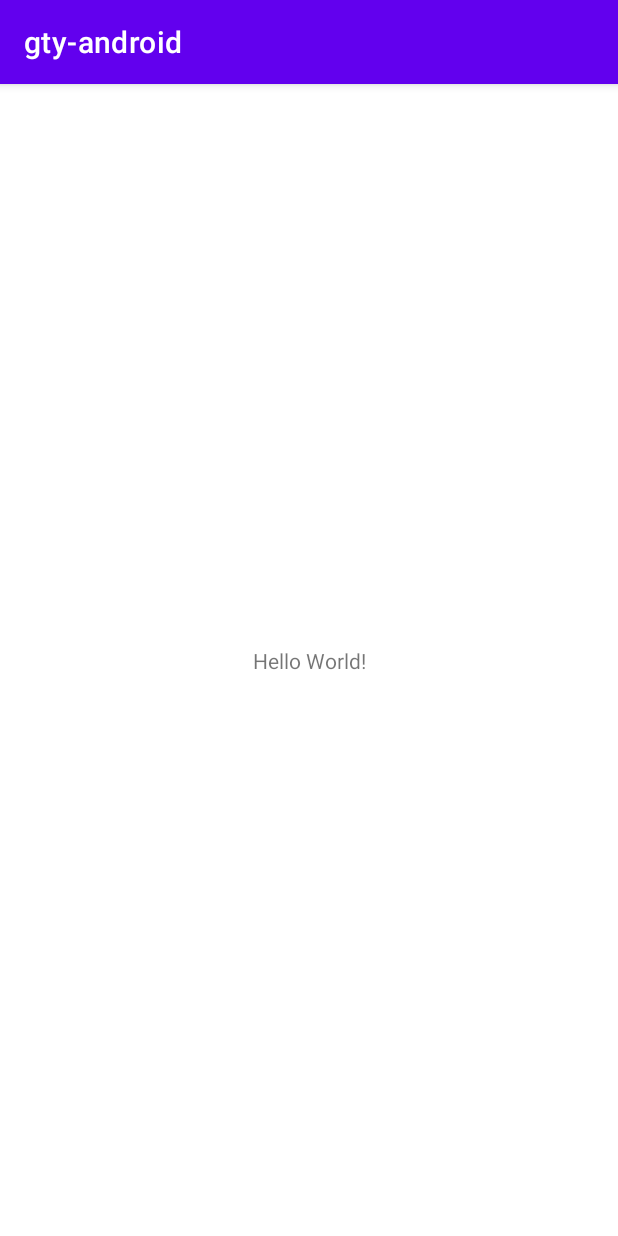
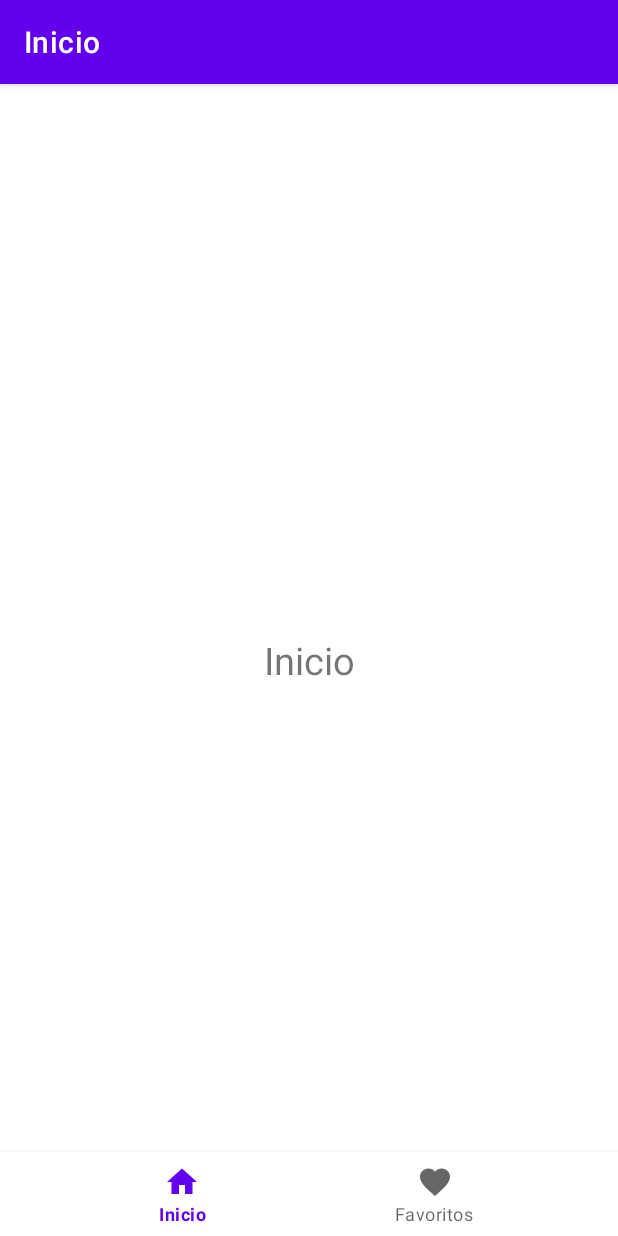
Before and after one commit to nivek-21/gyt-android, an Android app: the screen it shows after launch (MainActivity), on a phone screen of 412 x 824 dp. Run offline under Robolectric (Android 15) with nearby library versions, the phone set to English and light mode, and no system bars; our stand-ins replace navigation-ui.

Commit message:
Agregando layouts y navigation

```diff
--- a/app/src/main/java/principal/app/MainActivity.kt
+++ b/app/src/main/java/principal/app/MainActivity.kt
@@ -2,10 +2,22 @@ package principal.app
 
 import androidx.appcompat.app.AppCompatActivity
 import android.os.Bundle
+import androidx.navigation.findNavController
+import androidx.navigation.ui.AppBarConfiguration
+import androidx.navigation.ui.setupActionBarWithNavController
+import androidx.navigation.ui.setupWithNavController
+import com.google.android.material.bottomnavigation.BottomNavigationView
 
 class MainActivity : AppCompatActivity() {
     override fun onCreate(savedInstanceState: Bundle?) {
         super.onCreate(savedInstanceState)
         setContentView(R.layout.activity_main)
+
+        val bottomNavigationView = findViewById<BottomNavigationView>(R.id.bottomNavigationView)
+        val navController = findNavController(R.id.fragment)
+        val appBarConfiguration = AppBarConfiguration(setOf(R.id.fragment_init, R.id.fragment_favorites))
+        setupActionBarWithNavController(navController, appBarConfiguration)
+
+        bottomNavigationView.setupWithNavController(navController)
     }
 }
--- /dev/null
+++ b/app/src/main/java/principal/app/init.kt
@@ -0,0 +1,59 @@
+package principal.app
+
+import android.os.Bundle
+import androidx.fragment.app.Fragment
+import android.view.LayoutInflater
+import android.view.View
+import android.view.ViewGroup
+
+// TODO: Rename parameter arguments, choose names that match
+// the fragment initialization parameters, e.g. ARG_ITEM_NUMBER
+private const val ARG_PARAM1 = "param1"
+private const val ARG_PARAM2 = "param2"
+
+/**
+ * A simple [Fragment] subclass.
+ * Use the [init.newInstance] factory method to
+ * create an instance of this fragment.
+ */
+class init : Fragment() {
+    // TODO: Rename and change types of parameters
+    private var param1: String? = null
+    private var param2: String? = null
+
+    override fun onCreate(savedInstanceState: Bundle?) {
+        super.onCreate(savedInstanceState)
+        arguments?.let {
+            param1 = it.getString(ARG_PARAM1)
+            param2 = it.getString(ARG_PARAM2)
+        }
+    }
+
+    override fun onCreateView(
+        inflater: LayoutInflater, container: ViewGroup?,
+        savedInstanceState: Bundle?
+    ): View? {
+        // Inflate the layout for this fragment
+        return inflater.inflate(R.layout.fragment_init, container, false)
+    }
+
+    companion object {
+        /**
+         * Use this factory method to create a new instance of
+         * this fragment using the provided parameters.
+         *
+         * @param param1 Parameter 1.
+         * @param param2 Parameter 2.
+         * @return A new instance of fragment init.
+         */
+        // TODO: Rename and change types and number of parameters
+        @JvmStatic
+        fun newInstance(param1: String, param2: String) =
+            init().apply {
+                arguments = Bundle().apply {
+                    putString(ARG_PARAM1, param1)
+                    putString(ARG_PARAM2, param2)
+                }
+            }
+    }
+}
--- /dev/null
+++ b/app/src/main/res/drawable/ic_favorite.xml
@@ -0,0 +1,10 @@
+<vector xmlns:android="http://schemas.android.com/apk/res/android"
+    android:width="24dp"
+    android:height="24dp"
+    android:viewportWidth="24"
+    android:viewportHeight="24"
+    android:tint="?attr/colorControlNormal">
+  <path
+      android:fillColor="@android:color/white"
+      android:pathData="M12,21.35l-1.45,-1.32C5.4,15.36 2,12.28 2,8.5 2,5.42 4.42,3 7.5,3c1.74,0 3.41,0.81 4.5,2.09C13.09,3.81 14.76,3 16.5,3 19.58,3 22,5.42 22,8.5c0,3.78 -3.4,6.86 -8.55,11.54L12,21.35z"/>
+</vector>
--- /dev/null
+++ b/app/src/main/res/drawable/ic_home.xml
@@ -0,0 +1,10 @@
+<vector xmlns:android="http://schemas.android.com/apk/res/android"
+    android:width="24dp"
+    android:height="24dp"
+    android:viewportWidth="24"
+    android:viewportHeight="24"
+    android:tint="?attr/colorControlNormal">
+  <path
+      android:fillColor="@android:color/white"
+      android:pathData="M10,20v-6h4v6h5v-8h3L12,3 2,12h3v8z"/>
+</vector>
--- a/app/src/main/res/layout/activity_main.xml
+++ b/app/src/main/res/layout/activity_main.xml
@@ -6,13 +6,25 @@
     android:layout_height="match_parent"
     tools:context=".MainActivity">
 
-    <TextView
-        android:layout_width="wrap_content"
+    <com.google.android.material.bottomnavigation.BottomNavigationView
+        android:id="@+id/bottomNavigationView"
+        android:layout_width="match_parent"
         android:layout_height="wrap_content"
-        android:text="Hello World!"
+        android:background="@color/white"
         app:layout_constraintBottom_toBottomOf="parent"
-        app:layout_constraintLeft_toLeftOf="parent"
-        app:layout_constraintRight_toRightOf="parent"
-        app:layout_constraintTop_toTopOf="parent" />
+        app:layout_constraintEnd_toEndOf="parent"
+        app:layout_constraintStart_toStartOf="parent"
+        app:menu="@menu/bottom_menu" />
 
+    <fragment
+        android:id="@+id/fragment"
+        android:name="androidx.navigation.fragment.NavHostFragment"
+        android:layout_width="match_parent"
+        android:layout_height="match_parent"
+        app:defaultNavHost="true"
+        app:layout_constraintBottom_toBottomOf="parent"
+        app:layout_constraintEnd_toEndOf="parent"
+        app:layout_constraintStart_toStartOf="parent"
+        app:layout_constraintTop_toTopOf="parent"
+        app:navGraph="@navigation/navbar" />
 </androidx.constraintlayout.widget.ConstraintLayout>
--- /dev/null
+++ b/app/src/main/res/layout/fragment_init.xml
@@ -0,0 +1,20 @@
+<?xml version="1.0" encoding="utf-8"?>
+<androidx.constraintlayout.widget.ConstraintLayout xmlns:android="http://schemas.android.com/apk/res/android"
+    xmlns:app="http://schemas.android.com/apk/res-auto"
+    xmlns:tools="http://schemas.android.com/tools"
+    android:layout_width="match_parent"
+    android:layout_height="match_parent"
+    tools:context=".init">
+
+    <TextView
+        android:id="@+id/textView"
+        android:layout_width="wrap_content"
+        android:layout_height="wrap_content"
+        android:text="@string/init"
+        android:textSize="25sp"
+        app:layout_constraintBottom_toBottomOf="parent"
+        app:layout_constraintEnd_toEndOf="parent"
+        app:layout_constraintStart_toStartOf="parent"
+        app:layout_constraintTop_toTopOf="parent" />
+
+</androidx.constraintlayout.widget.ConstraintLayout>
--- /dev/null
+++ b/app/src/main/res/menu/bottom_menu.xml
@@ -0,0 +1,13 @@
+<?xml version="1.0" encoding="utf-8"?>
+<menu xmlns:android="http://schemas.android.com/apk/res/android">
+
+    <item
+        android:id="@+id/fragment_init"
+        android:icon="@drawable/ic_home"
+        android:title="@string/init" />
+
+    <item
+        android:id="@+id/fragment_favorites"
+        android:icon="@drawable/ic_favorite"
+        android:title="@string/favorites" />
+</menu>
--- /dev/null
+++ b/app/src/main/res/navigation/navbar.xml
@@ -0,0 +1,19 @@
+<?xml version="1.0" encoding="utf-8"?>
+<navigation xmlns:android="http://schemas.android.com/apk/res/android"
+    xmlns:app="http://schemas.android.com/apk/res-auto"
+    xmlns:tools="http://schemas.android.com/tools"
+    android:id="@+id/navbar"
+    app:startDestination="@id/fragment_init">
+
+    <fragment
+        android:id="@+id/fragment_init"
+        android:name="principal.app.init"
+        android:label="@string/init"
+        tools:layout="@layout/fragment_init" />
+
+    <fragment
+        android:id="@+id/fragment_favorites"
+        android:name="principal.app.favorites"
+        android:label="@string/favorites"
+        tools:layout="@layout/fragment_favorites" />
+</navigation>
--- a/app/src/main/res/values/strings.xml
+++ b/app/src/main/res/values/strings.xml
@@ -1,3 +1,7 @@
 <resources>
     <string name="app_name">gty-android</string>
+    <string name="hello_blank_fragment">Hello blank fragment</string>
+
+    <string name="init">Inicio</string>
+    <string name="favorites">Favoritos</string>
 </resources>
```
Also changed, not shown: app/build.gradle (+21 -1 lines), app/src/main/java/principal/app/favorites.kt (added, +59 -0 lines), app/src/main/res/layout/fragment_favorites.xml (added, +20 -0 lines).
